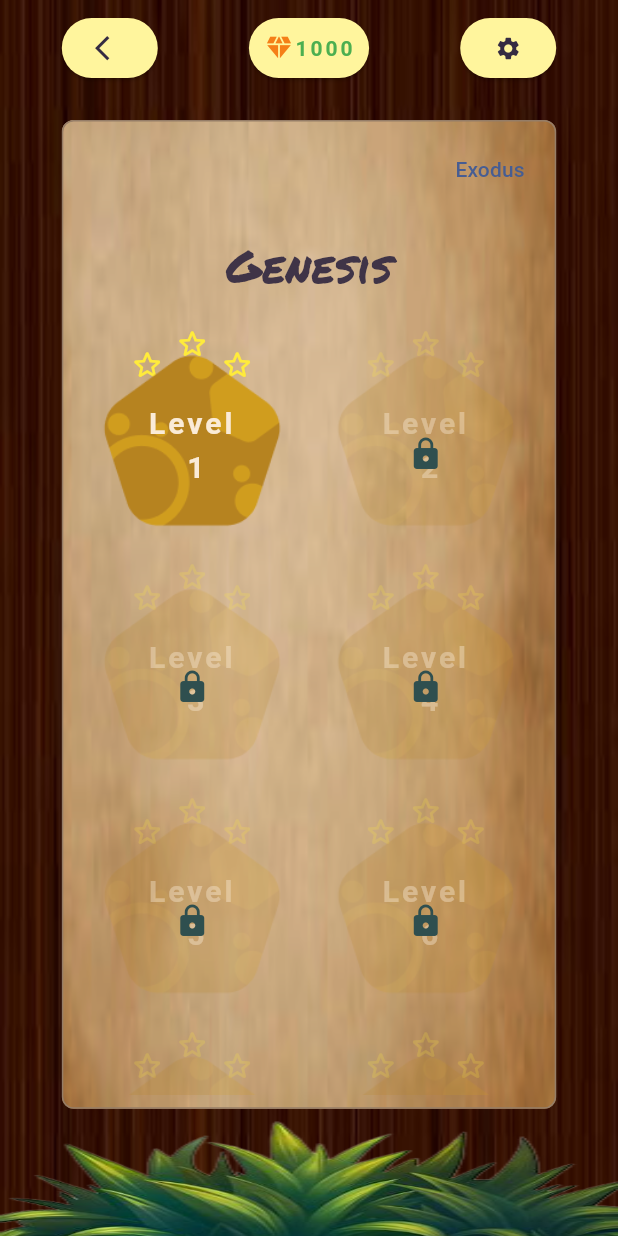
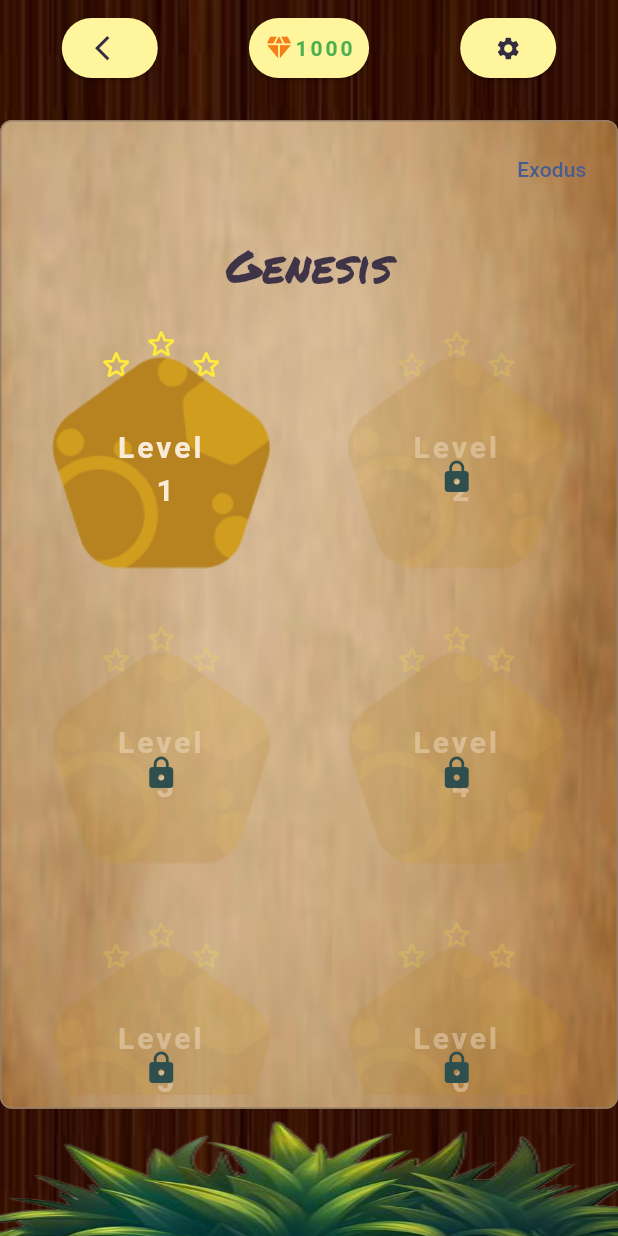
Before and after one commit to eoeefosa/rhema-Game-final, a Flutter app: the LevelSelectionScreen screen opened by its route, on a phone screen of 412 x 824 dp. Run offline on Flutter 3.47's test engine with Material 3 defaults, Android fonts, the phone set to English and light mode, and no system bars; our stand-ins replace audioplayers, go_router, google_mobile_ads, lottie, shared_preferences; missing offline and left inert: circular_progress_bar_with_lines; accounts and stored records are empty; Roboto replaces fonts that are missing (Comic Sans MS); project files that could hold a hidden picture were left out.

Commit message:
updated level-selection

```diff
--- a/lib/src/bible_quiz_game/widgets/buttomoption.dart
+++ b/lib/src/bible_quiz_game/widgets/buttomoption.dart
@@ -4,7 +4,6 @@ import 'package:provider/provider.dart';
 import 'package:rhemabiblequiz/src/bible_quiz_game/constants.dart';
 import 'package:rhemabiblequiz/src/bible_quiz_game/provider/questions.dart';
 import 'package:rhemabiblequiz/src/settings/settings.dart';
-import 'package:rhemabiblequiz/src/store/provider/store_controller.dart';
 import 'package:rhemabiblequiz/src/style/constants.dart';
 import 'package:rhemabiblequiz/src/style/palette.dart';
 
--- a/lib/src/level_selection/level_selection_screen.dart
+++ b/lib/src/level_selection/level_selection_screen.dart
@@ -29,7 +29,8 @@ class LevelSelectionScreen extends StatelessWidget {
 
     return Scaffold(
       backgroundColor: pallette.backgroundLevelSelection,
-      body: Container(
+      body: SafeArea(
+        child: Container(
           decoration: const BoxDecoration(
             image: DecorationImage(
               image: AssetImage("assets/images/wood.jpg"),
@@ -68,7 +69,8 @@ class LevelSelectionScreen extends StatelessWidget {
                     gap,
                     Container(
                       height: size.height * .8,
-                    width: size.width * .8,
+                      // width: size.width * .8,
+                      width: size.width,
                       decoration: BoxDecoration(
                         border: Border.all(
                           width: 1,
@@ -82,8 +84,8 @@ class LevelSelectionScreen extends StatelessWidget {
                           fit: BoxFit.fill,
                         ),
                       ),
-                    padding:
-                        const EdgeInsets.symmetric(horizontal: 8, vertical: 8),
+                      padding: const EdgeInsets.symmetric(
+                          horizontal: 8, vertical: 8),
                       child: Column(
                         children: [
                           Row(
@@ -117,7 +119,8 @@ class LevelSelectionScreen extends StatelessWidget {
                                 child: Text(
                                   levelbook.currentTitle,
                                   style: const TextStyle(
-                                  fontFamily: AppConstants.fontfamilypermenent,
+                                    fontFamily:
+                                        AppConstants.fontfamilypermenent,
                                     fontSize: 30,
                                   ),
                                 ),
@@ -133,7 +136,8 @@ class LevelSelectionScreen extends StatelessWidget {
                                         const SliverGridDelegateWithFixedCrossAxisCount(
                                             crossAxisCount: 2),
                                     shrinkWrap: true,
-                                  physics: const NeverScrollableScrollPhysics(),
+                                    physics:
+                                        const NeverScrollableScrollPhysics(),
                                     itemCount: 11,
                                     itemBuilder: (BuildContext context, index) {
                                       // final playerprogress = context.watch<PlayerProgress>();
@@ -170,6 +174,7 @@ class LevelSelectionScreen extends StatelessWidget {
             ],
           ),
         ),
+      ),
     );
   }
 }
```
Lines whose indentation alone changed are shown as unchanged.
